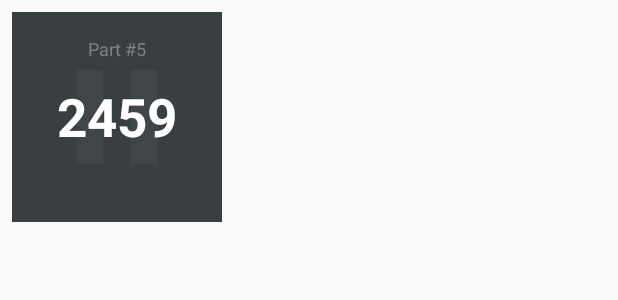
After one commit to thebrokenbar/Timer, an Android app: the layout center_timebox.xml on its own in the app's theme, with its tools: preview values and no code run, on a phone screen of 412 x 824 dp. The commit adds this screen. Shown: the top 300 px of the screen. Run offline under Robolectric (Android 15) with nearby library versions, the phone set to English and light mode, and no system bars.

Commit message:
one sided clock now working

```diff
--- a/app/src/main/java/pl/brokenpipe/timeboxing/screens/timer/newtimer/Countdown.kt
+++ b/app/src/main/java/pl/brokenpipe/timeboxing/screens/timer/newtimer/Countdown.kt
@@ -2,7 +2,7 @@ package pl.brokenpipe.timeboxing.screens.timer.newtimer
 
 import io.reactivex.Flowable
 import io.reactivex.schedulers.Schedulers
-import pl.brokenpipe.timeboxing.extensions.SECOND_TO_MILLIS
+import pl.brokenpipe.timeboxing.extensions.SECOND_IN_MILLIS
 import pl.brokenpipe.timeboxing.screens.timer.newtimer.exceptions.TimerDisposedException
 import pl.brokenpipe.timeboxing.screens.timer.newtimer.exceptions.TimerNotStartedException
 import java.util.concurrent.TimeUnit
@@ -16,7 +16,7 @@ class Countdown {
 
     private var timeInMillis: Long = 0
     private var running = false
-    private var timerIntervalMillis = SECOND_TO_MILLIS
+    private var timerIntervalMillis = SECOND_IN_MILLIS
     private var intervalFlowable: Flowable<Long>? = null
     private var timerId = 0
 
@@ -47,7 +47,7 @@ class Countdown {
                 .takeUntil { timeInMillis <= 0 }
                 .takeWhile { timeInMillis > 0 }
                 .map {
-                    timeInMillis -= SECOND_TO_MILLIS
+                    timeInMillis -= SECOND_IN_MILLIS
                     return@map timeInMillis
                 }
     }
--- a/app/src/main/java/pl/brokenpipe/timeboxing/screens/timer/newtimer/TimerViewState.kt
+++ b/app/src/main/java/pl/brokenpipe/timeboxing/screens/timer/newtimer/TimerViewState.kt
@@ -1,9 +1,9 @@
 package pl.brokenpipe.timeboxing.screens.timer.newtimer
 
-import android.databinding.BaseObservable
 import android.databinding.Bindable
 import pl.brokenpipe.timeboxing.BR
 import pl.brokenpipe.timeboxing.arch.ViewState
+import pl.brokenpipe.timeboxing.ui.timebox.TimeboxState
 import timber.log.Timber
 
 /**
@@ -19,7 +19,7 @@ class TimerViewState : ViewState() {
             notifyPropertyChanged(BR.timeInMillis)
         }
     @get:Bindable
-    var running: Boolean = false
+    var running: TimeboxState = TimeboxState.FINISH
         set(value) {
             field = value
             notifyPropertyChanged(BR.running)
--- a/app/src/main/java/pl/brokenpipe/timeboxing/screens/timer/newtimer/interfaces/TimerViewModel.kt
+++ b/app/src/main/java/pl/brokenpipe/timeboxing/screens/timer/newtimer/interfaces/TimerViewModel.kt
@@ -10,4 +10,6 @@ interface TimerViewModel : ViewModel<TimerView, TimerViewState> {
     fun startTimer()
     fun pauseTimer()
     fun setTimeByAngle(angle: Double)
+    fun toggleState()
+    fun setSetupState(setup: Boolean)
 }
--- a/app/src/main/java/pl/brokenpipe/timeboxing/ui/TimerTextView.kt
+++ b/app/src/main/java/pl/brokenpipe/timeboxing/ui/TimerTextView.kt
@@ -1,11 +1,12 @@
 package pl.brokenpipe.timeboxing.ui
 
 import android.content.Context
+import android.support.v7.widget.AppCompatTextView
 import android.util.AttributeSet
-import android.widget.TextView
+
 
 /**
  * Created by wierzchanowskig on 05.04.2017.
  */
 class TimerTextView(context: Context, attrs: AttributeSet):
-    TextView(context, attrs, 0, 0)
+    AppCompatTextView(context, attrs, 0)
--- /dev/null
+++ b/app/src/main/java/pl/brokenpipe/timeboxing/ui/timebox/TimeboxState.kt
@@ -0,0 +1,5 @@
+package pl.brokenpipe.timeboxing.ui.timebox
+
+enum class TimeboxState {
+    RUN, PAUSE, SET, FINISH
+}
--- /dev/null
+++ b/app/src/main/res/layout/center_timebox.xml
@@ -0,0 +1,77 @@
+<?xml version="1.0" encoding="utf-8"?>
+<RelativeLayout xmlns:android="http://schemas.android.com/apk/res/android"
+    xmlns:app="http://schemas.android.com/apk/res-auto"
+    xmlns:tools="http://schemas.android.com/tools"
+
+    android:id="@+id/rlClockCenter"
+    android:layout_width="@dimen/timerClockCenterSize"
+    android:layout_height="@dimen/timerClockCenterSize"
+    android:layout_marginBottom="8dp"
+    android:layout_marginLeft="8dp"
+    android:layout_marginRight="8dp"
+    android:layout_marginTop="8dp"
+    android:background="@color/clock_background"
+    android:padding="16dp"
+    app:layout_constraintBottom_toBottomOf="parent"
+    app:layout_constraintLeft_toLeftOf="parent"
+    app:layout_constraintRight_toRightOf="parent"
+    app:layout_constraintTop_toTopOf="parent">
+
+    <View
+        android:id="@+id/vClockBackground"
+        android:layout_width="match_parent"
+        android:layout_height="match_parent"
+        android:background="@color/clock_background" />
+
+    <TextView
+        android:id="@+id/tvClockLabel"
+        android:layout_width="match_parent"
+        android:layout_height="wrap_content"
+        android:layout_alignParentTop="true"
+        android:layout_marginBottom="4dp"
+        android:textAlignment="center"
+        android:textColor="@color/text_color_secondary_dark"
+        android:textSize="12sp"
+        tools:text="Part #5" />
+
+    <LinearLayout
+        android:id="@+id/llTimeText"
+        android:layout_width="match_parent"
+        android:layout_height="wrap_content"
+        android:layout_centerInParent="true"
+        android:gravity="center_horizontal"
+        android:orientation="horizontal">
+
+        <TextView
+            android:id="@+id/tvClockTimeLeft"
+            android:layout_width="wrap_content"
+            android:layout_height="wrap_content"
+            android:textColor="@color/text_color_primary_dark"
+            android:textSize="@dimen/timerClockFontSize"
+            android:textStyle="bold"
+            tools:text="24" />
+
+        <TextView
+            android:id="@+id/tvClockTimeMiddle"
+            android:layout_width="wrap_content"
+            android:layout_height="wrap_content"
+            android:textColor="@color/text_color_primary_dark"
+            android:textSize="@dimen/timerClockFontSize" />
+
+        <TextView
+            android:id="@+id/tvClockTimeRight"
+            android:layout_width="wrap_content"
+            android:layout_height="wrap_content"
+            android:textColor="@color/text_color_primary_dark"
+            android:textSize="@dimen/timerClockFontSize"
+            android:textStyle="bold"
+            tools:text="59" />
+    </LinearLayout>
+    <ImageView
+        android:id="@+id/ivClockPauseImage"
+        android:layout_width="match_parent"
+        android:layout_height="match_parent"
+        android:layout_centerInParent="true"
+        android:contentDescription="actionImage"
+        android:src="@drawable/ic_pause_white_24dp" />
+</RelativeLayout>
--- a/app/src/main/res/values/dimens.xml
+++ b/app/src/main/res/values/dimens.xml
@@ -1,7 +1,7 @@
 <?xml version="1.0" encoding="utf-8"?>
 <resources>
     <dimen name="timerClockCenterSize">140dp</dimen>
-    <dimen name="timerClockFontSize">42sp</dimen>
+    <dimen name="timerClockFontSize">35sp</dimen>
     <dimen name="timerClockCenterSizeLandscape">240dp</dimen>
     <dimen name="timerClockFontSizeLandscape">82sp</dimen>
 </resources>
--- a/build.gradle
+++ b/build.gradle
@@ -2,7 +2,7 @@
 
 buildscript {
     ext.kotlin_version = '1.2.21'
-  ext.gradle_version = '2.3.0'
+    ext.gradle_version = '3.0.1'
     ext.android_support_version = '27.0.2'
     ext.google_services_version = '10.2.0'
     ext.rxjava_version = '1.1.6'
@@ -11,7 +11,7 @@ buildscript {
         google()
     }
     dependencies {
-    classpath 'com.android.tools.build:gradle:3.0.1'
+        classpath "com.android.tools.build:gradle:$gradle_version"
 
         // NOTE: Do not place your application dependencies here; they belong
         // in the individual module build.gradle files
```
Also changed, not shown: app/build.gradle (+27 -22 lines), app/src/main/java/pl/brokenpipe/timeboxing/extensions/TimeMapping.kt (+5 -12 lines), app/src/main/java/pl/brokenpipe/timeboxing/screens/timer/Time.kt (+7 -3 lines), app/src/main/java/pl/brokenpipe/timeboxing/screens/timer/newtimer/TimerController.kt (+4 -4 lines), app/src/main/java/pl/brokenpipe/timeboxing/screens/timer/newtimer/TimerViewModel.kt (+27 -8 lines), app/src/main/java/pl/brokenpipe/timeboxing/ui/clock2/ClockView.kt (+71 -90 lines), app/src/main/java/pl/brokenpipe/timeboxing/ui/timebox/Timebox.kt (added, +92 -0 lines), app/src/main/res/layout/testclock.xml (+52 -11 lines), gradle/wrapper/gradle-wrapper.properties, 1 other file. Lines whose indentation alone changed are shown as unchanged.
